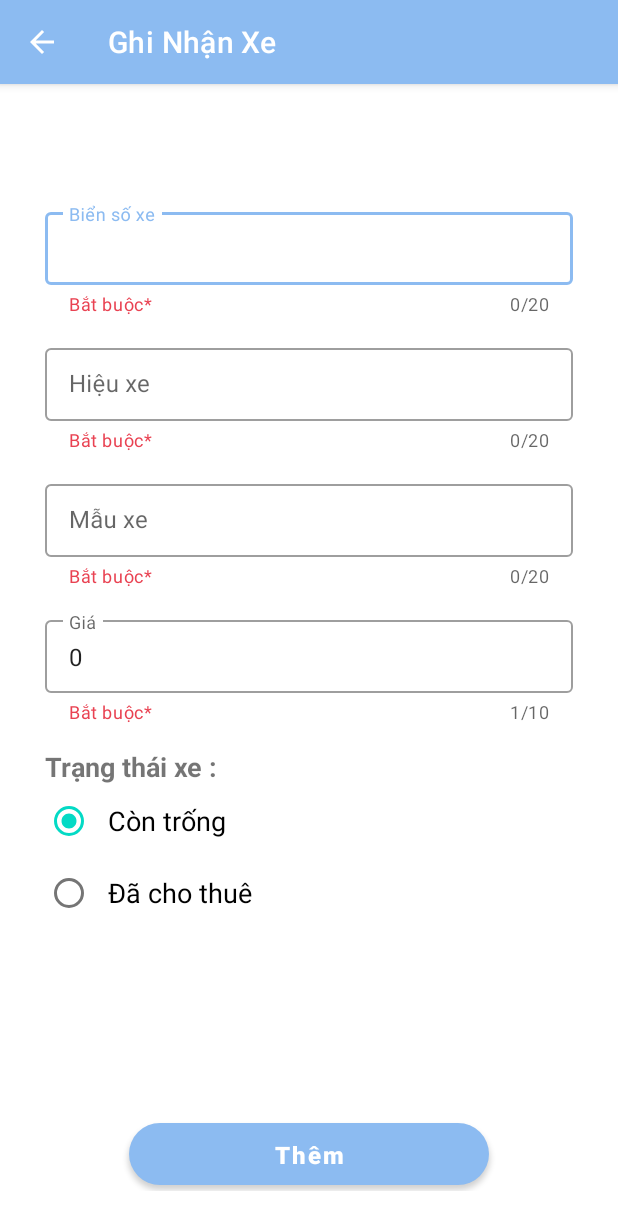
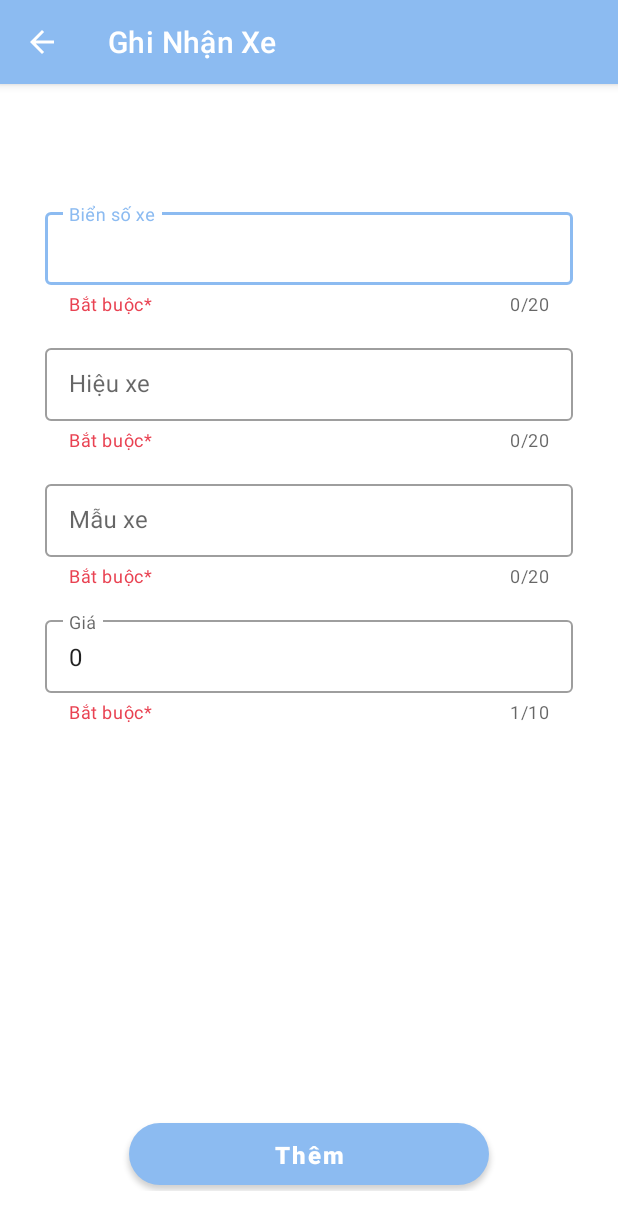
Before and after one commit to quanminh251102/CarForRent, an Android app: the Car_AddActivity screen opened directly, with no data from a screen before it, on a phone screen of 412 x 824 dp. Shown: the top 1230 px of the screen. Run offline under Robolectric (Android 15) with nearby library versions, the phone set to English and light mode, and no system bars.

Commit message:
update Rent UI and activity

```diff
--- a/Demo/app/src/main/java/com/example/demo/Car_AddActivity.java
+++ b/Demo/app/src/main/java/com/example/demo/Car_AddActivity.java
@@ -15,8 +15,8 @@ public class Car_AddActivity extends AppCompatActivity {
     EditText car_model;
     EditText car_price;
     EditText car_available;
-    RadioButton car_activity_add_radio_button_true;
-    RadioButton car_activity_add_radio_button_false;
+//    RadioButton car_activity_add_radio_button_true;
+//    RadioButton car_activity_add_radio_button_false;
     Button car_add_button;
 
     @Override
@@ -28,11 +28,13 @@ public class Car_AddActivity extends AppCompatActivity {
         car_brand = findViewById(R.id.car_brand);
         car_model = findViewById(R.id.car_model);
         car_price = findViewById(R.id.car_price);
-        car_activity_add_radio_button_true = findViewById(R.id.car_activity_add_radio_button_true);
-        car_activity_add_radio_button_false = findViewById(R.id.car_activity_add_radio_button_false);
+
+//        car_activity_add_radio_button_true = findViewById(R.id.car_activity_add_radio_button_true);
+//        car_activity_add_radio_button_false = findViewById(R.id.car_activity_add_radio_button_false);
+
         car_add_button = findViewById(R.id.car_add_button);
 
-        car_activity_add_radio_button_true.setChecked(true);
+//        car_activity_add_radio_button_true.setChecked(true);
         car_price.setText("0");
 
         car_add_button.setOnClickListener(new View.OnClickListener() {
@@ -48,7 +50,8 @@ public class Car_AddActivity extends AppCompatActivity {
                         car_brand.getText().toString().trim(),
                         car_model.getText().toString().trim(),
                         Integer.valueOf(carPrice),
-                        car_activity_add_radio_button_true.isChecked()
+//                        car_activity_add_radio_button_true.isChecked()
+                        true
                 );
             }
         });
--- a/Demo/app/src/main/java/com/example/demo/MainActivity.java
+++ b/Demo/app/src/main/java/com/example/demo/MainActivity.java
@@ -21,6 +21,7 @@ public class MainActivity extends AppCompatActivity {
     @Override
     protected void onCreate(Bundle savedInstanceState) {
         super.onCreate(savedInstanceState);
+        getSupportActionBar().hide();
         setContentView(R.layout.activity_main);
         getWindow().setFlags(WindowManager.LayoutParams.FLAG_FULLSCREEN, WindowManager.LayoutParams.FLAG_FULLSCREEN);
 
--- a/Demo/app/src/main/java/com/example/demo/Rent_AddActivity.java
+++ b/Demo/app/src/main/java/com/example/demo/Rent_AddActivity.java
@@ -4,6 +4,7 @@ import androidx.annotation.RequiresApi;
 import androidx.appcompat.app.AppCompatActivity;
 
 import android.app.DatePickerDialog;
+import android.content.Intent;
 import android.database.Cursor;
 import android.graphics.Color;
 import android.graphics.drawable.ColorDrawable;
@@ -195,6 +196,9 @@ public class Rent_AddActivity extends AppCompatActivity implements AdapterView.O
                         returndate,
                         fees
                 );
+
+                Intent intent = new Intent(Rent_AddActivity.this, Rent_MainActivity.class);
+                startActivity(intent);
             }
         });
 
--- a/Demo/app/src/main/res/layout/activity_car_add.xml
+++ b/Demo/app/src/main/res/layout/activity_car_add.xml
@@ -108,42 +108,6 @@
 
     </com.google.android.material.textfield.TextInputLayout>
 
-    <TextView
-        android:layout_width="match_parent"
-        android:layout_height="wrap_content"
-        android:layout_marginTop="16dp"
-        android:ems="10"
-        android:textSize="18sp"
-        android:text="Trạng thái xe :"
-        android:textStyle="bold"
-        android:id="@+id/txtView"
-        app:layout_constraintEnd_toEndOf="parent"
-        app:layout_constraintStart_toStartOf="parent"
-        app:layout_constraintTop_toBottomOf="@+id/textInputLayoutName3"/>
-    <RadioGroup
-        android:layout_width="match_parent"
-        android:layout_height="wrap_content"
-        android:orientation="vertical"
-        android:id="@+id/rdGroup"
-        android:layout_below="@+id/txtView"
-        app:layout_constraintEnd_toEndOf="parent"
-        app:layout_constraintStart_toStartOf="parent"
-        app:layout_constraintTop_toBottomOf="@+id/txtView">
-        <RadioButton
-            android:id="@+id/car_activity_add_radio_button_true"
-            android:layout_width="wrap_content"
-            android:layout_height="wrap_content"
-            android:padding="10dp"
-            android:textSize="18sp"
-            android:text="Còn trống"></RadioButton>
-        <RadioButton
-            android:id="@+id/car_activity_add_radio_button_false"
-            android:layout_width="wrap_content"
-            android:layout_height="wrap_content"
-            android:padding="10dp"
-            android:textSize="18sp"
-            android:text="Đã cho thuê"></RadioButton>
-    </RadioGroup>
 
     <Button
         android:textAllCaps="false"
--- a/Demo/app/src/main/res/layout/activity_rent_add.xml
+++ b/Demo/app/src/main/res/layout/activity_rent_add.xml
@@ -11,7 +11,7 @@
         android:id="@+id/rent_add_activity"
         android:layout_width="match_parent"
         android:layout_height="wrap_content"
-        android:layout_marginTop="50dp"
+        android:layout_marginTop="10dp"
         android:ems="10"
         android:text="Xe :"
 
@@ -83,9 +83,8 @@
         android:id="@+id/rent_add_activity_rentaldate_button"
         android:layout_width="115dp"
         android:layout_height="43dp"
-        android:layout_marginTop="20dp"
+        android:layout_marginTop="30dp"
         android:layout_marginEnd="4dp"
-        android:layout_marginRight="4dp"
         android:background="@drawable/style_button"
         android:gravity="center"
         android:text="Chọn ngày"
--- a/Demo/app/src/main/res/values/colors.xml
+++ b/Demo/app/src/main/res/values/colors.xml
@@ -1,6 +1,10 @@
 <?xml version="1.0" encoding="utf-8"?>
 <resources>
-    <color name="purple_200">#FFBB86FC</color>
+
+<!--    <color name="purple_200">#FFBB86FC</color>-->
+    <color name="purple_200">#FFFFFFFF</color>
+
+
     <color name="purple_500">#FF6200EE</color>
     <color name="purple_700">#FF3700B3</color>
     <color name="teal_200">#FF03DAC5</color>
```
Also changed, not shown: Demo/app/src/main/java/com/example/demo/Car_UpdateActivity.java (+25 -13 lines), Demo/app/src/main/java/com/example/demo/DBHelper.java (+22 -4 lines), Demo/app/src/main/java/com/example/demo/Rent_UpdateActivity.java (+92 -83 lines), Demo/app/src/main/res/layout/activity_car_update.xml (+0 -36 lines), Demo/app/src/main/res/layout/activity_rent_update.xml (+44 -39 lines).
